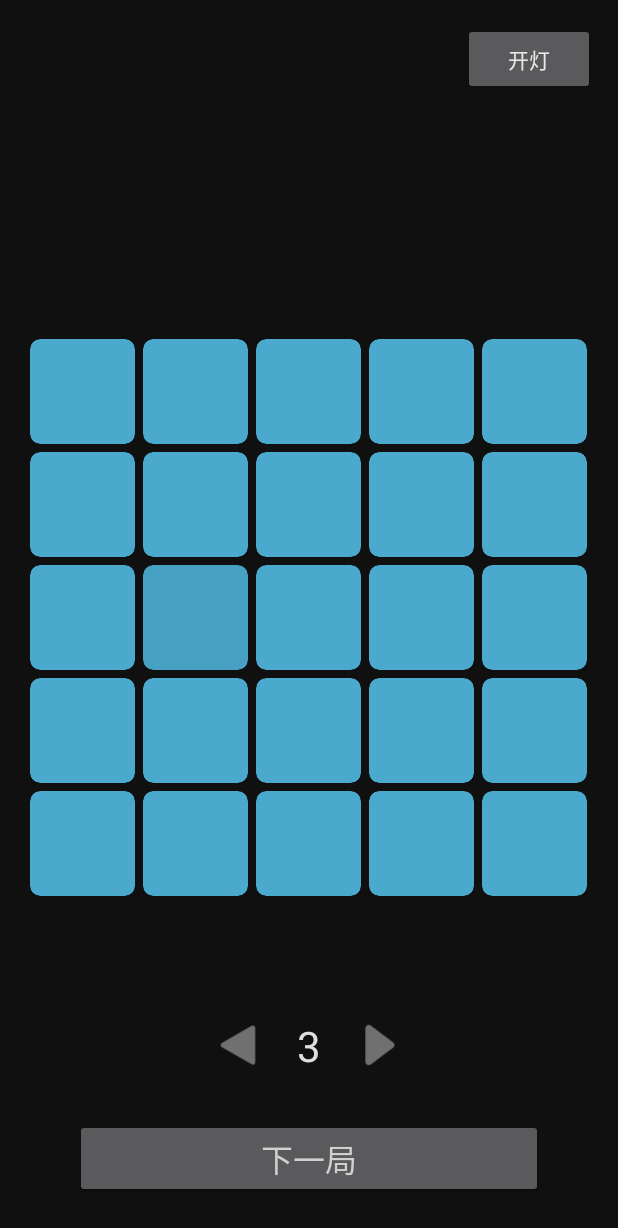
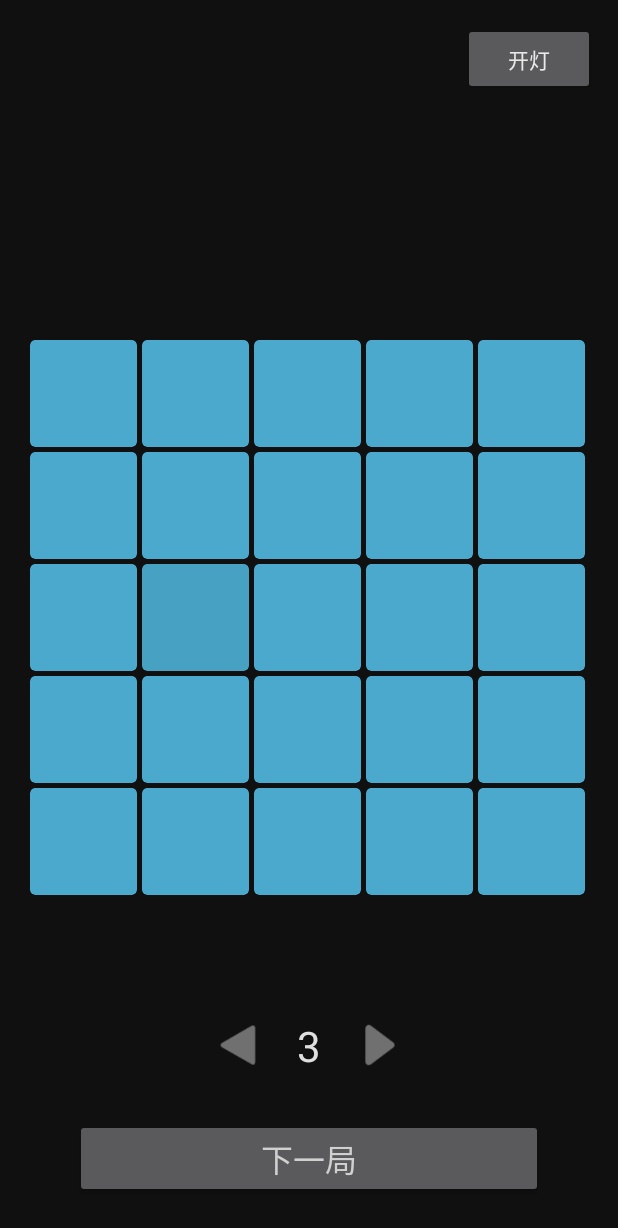
Before and after one commit to sunzhk/ColorTest, an Android app: the screen it shows after launch (FindDiffColorActivity), after a tap on "找不同", on a phone screen of 412 x 824 dp. Shown: the top 1228 px of the screen. Run offline under Robolectric (Android 15) with nearby library versions, the phone set to English and light mode, and no system bars.

Commit message:
调整找一找的细节，更新版本号和版本说明

```diff
--- a/app/build.gradle
+++ b/app/build.gradle
@@ -18,7 +18,7 @@ android {
         minSdkVersion 21
         targetSdkVersion 29
         versionCode 14
-        versionName "2.3.0"
+        versionName "2.4.0"
 
         testInstrumentationRunner "androidx.test.runner.AndroidJUnitRunner"
     }
--- a/app/src/main/java/com/sunzk/colortest/activity/FindDiffColorActivity.java
+++ b/app/src/main/java/com/sunzk/colortest/activity/FindDiffColorActivity.java
@@ -102,10 +102,12 @@ public class FindDiffColorActivity extends BaseActivity {
 			flContainer.setBackgroundResource(R.color.bg_activity_find_diff_color_light);
 			btLightSwitch.setText(R.string.light_switch_text_turn_off);
 			tvLevel.setTextColor(getResources().getColor(R.color.text_default_light));
+			findDiffView.setResultStrokeColor(getResources().getColor(R.color.text_default_light));
 		} else {
 			flContainer.setBackgroundResource(R.color.bg_activity_find_diff_color_dark);
 			btLightSwitch.setText(R.string.light_switch_text_turn_on);
 			tvLevel.setTextColor(getResources().getColor(R.color.text_default_dark));
+			findDiffView.setResultStrokeColor(getResources().getColor(R.color.text_default_dark));
 		}
 	}
 
--- a/app/src/main/java/com/sunzk/colortest/activity/ModeSelectActivity.java
+++ b/app/src/main/java/com/sunzk/colortest/activity/ModeSelectActivity.java
@@ -100,10 +100,18 @@ public class ModeSelectActivity extends BaseActivity {
 		SharedPreferences sharedPreferences = getSharedPreferences("versionHint", MODE_PRIVATE);
 		int versionCode = AppUtils.getVersionCode(this);
 		int lastHintVersionCode = sharedPreferences.getInt("lastHintVersionCode", -1);
+//		String upgradeMessage = "    已更新至正式版，可以尽情使用了";
+		String upgradeMessage = "    1. 增加了背景音乐的开关，现在可以一边网抑云一边玩啦\n" +
+								"    2. 颜色选择器增加了微调按钮\n" +
+								"    3. 增加了找一找模式~\n" +
+								"    再次感谢可爱的寂书予~";
 		if (versionCode > lastHintVersionCode) {
-			new AlertDialog.Builder(this).setTitle("v" + AppUtils.getVersionName(this)).setMessage("更新说明:\n    已更新至正式版，可以尽情使用了\n\n    design by 寂书予\n    develop by 作死菌").setPositiveButton("知道了", (dialog, which) -> {
-				dialog.dismiss();
-			}).create().show();
+			new AlertDialog.Builder(this)
+					.setTitle("v" + AppUtils.getVersionName(this))
+					.setMessage("更新说明:\n" + upgradeMessage + "\n\n    design by 寂书予\n    develop by 作死菌")
+					.setPositiveButton("知道了", (dialog, which) -> {
+						dialog.dismiss();
+					}).create().show();
 		}
 		sharedPreferences.edit().putInt("lastHintVersionCode", versionCode).apply();
 	}
--- a/app/src/main/java/com/sunzk/colortest/view/FindDiffView.java
+++ b/app/src/main/java/com/sunzk/colortest/view/FindDiffView.java
@@ -6,6 +6,7 @@ import android.util.AttributeSet;
 import android.util.Log;
 import android.widget.FrameLayout;
 
+import com.sunzk.colortest.R;
 import com.sunzk.colortest.entity.HSB;
 import com.sunzk.colortest.utils.DisplayUtil;
 
@@ -20,9 +21,9 @@ public class FindDiffView extends FrameLayout {
 
 	private static final String TAG = "FindDiffView";
 
-	private static final int CORNER_RADIUS = 10;
+	private static final int CORNER_RADIUS = 5;
 
-	private final int spacing;
+	private int spacing;
 
 	private CustomCardView[][] colorViewMap;
 	private ArrayList<CustomCardView> viewArrayList = new ArrayList<>();
@@ -32,25 +33,31 @@ public class FindDiffView extends FrameLayout {
 	private boolean waitForLayout = false;
 	private HSB tempBaseColor;
 	private HSB tempDiffColor;
+	private int resultStrokeColor;
+	private boolean isShowingResult = false;
 
 	public FindDiffView(@NonNull Context context) {
 		super(context);
-		spacing = calSpacing(context);
+		init();
 	}
 
 	public FindDiffView(@NonNull Context context, @Nullable AttributeSet attrs) {
 		super(context, attrs);
-		spacing = calSpacing(context);
+		init();
 	}
 
 	public FindDiffView(@NonNull Context context, @Nullable AttributeSet attrs, int defStyleAttr) {
 		super(context, attrs, defStyleAttr);
-		spacing = calSpacing(context);
+		init();
 	}
 
 	public FindDiffView(@NonNull Context context, @Nullable AttributeSet attrs, int defStyleAttr, int defStyleRes) {
 		super(context, attrs, defStyleAttr, defStyleRes);
-		spacing = calSpacing(context);
+		init();
+	}
+
+	private void init() {
+		resultStrokeColor = getResources().getColor(R.color.text_default_dark);
 	}
 
 	@Override
@@ -66,8 +73,8 @@ public class FindDiffView extends FrameLayout {
 		}
 	}
 
-	private int calSpacing(Context context) {
-		return DisplayUtil.dip2px(context, 5);
+	private int calSpacing(Context context, int countPerSide) {
+		return DisplayUtil.dip2px(context, 3 + 3 * 1.0f / countPerSide);
 	}
 
 	/**
@@ -125,6 +132,7 @@ public class FindDiffView extends FrameLayout {
 			CustomCardView customCardView = viewArrayList.get(i);
 			customCardView.setBackground(null);
 			customCardView.getCardView().setVisibility(VISIBLE);
+			isShowingResult = false;
 			if (i == diffIndex) {
 				customCardView.getCardView().setCardBackgroundColor(diffColor.getRGBColor());
 			} else {
@@ -138,17 +146,26 @@ public class FindDiffView extends FrameLayout {
 	}
 
 	public void showResult() {
+		isShowingResult = true;
 		CustomCardView cardView = viewArrayList.get(diffIndex);
 		GradientDrawable gradientDrawable = new GradientDrawable();
 		gradientDrawable.setCornerRadius(CORNER_RADIUS);
-		gradientDrawable.setStroke(DisplayUtil.dip2px(getContext(), 2), 0xFFFFFFFF);
+		gradientDrawable.setStroke(DisplayUtil.dip2px(getContext(), 3), resultStrokeColor);
 		gradientDrawable.setColor(cardView.getCardView().getCardBackgroundColor());
 		cardView.getCardView().setVisibility(INVISIBLE);
 		cardView.setBackground(gradientDrawable);
 	}
 
+	public void setResultStrokeColor(int resultStrokeColor) {
+		this.resultStrokeColor = resultStrokeColor;
+		if (isShowingResult) {
+			showResult();
+		}
+	}
+
 	private int calViewSideLength(int countPerSide) {
 		int viewWidth = getWidth();
+		spacing = calSpacing(getContext(), countPerSide);
 		return ((viewWidth + spacing) / countPerSide) - spacing;
 	}
 
```
